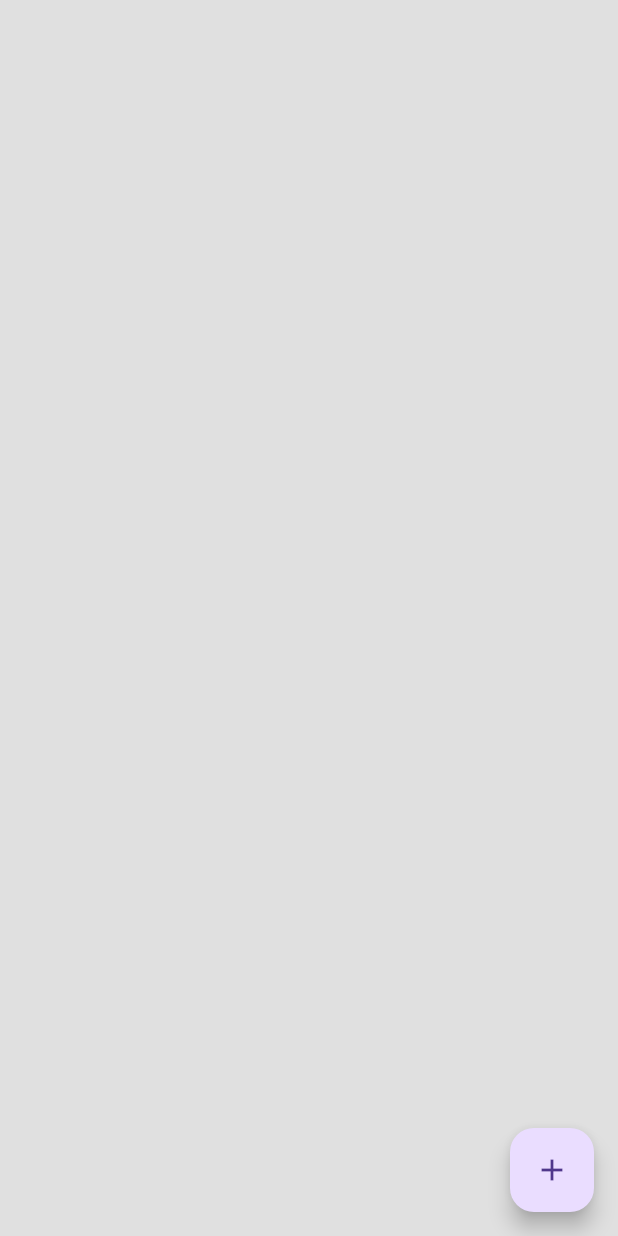
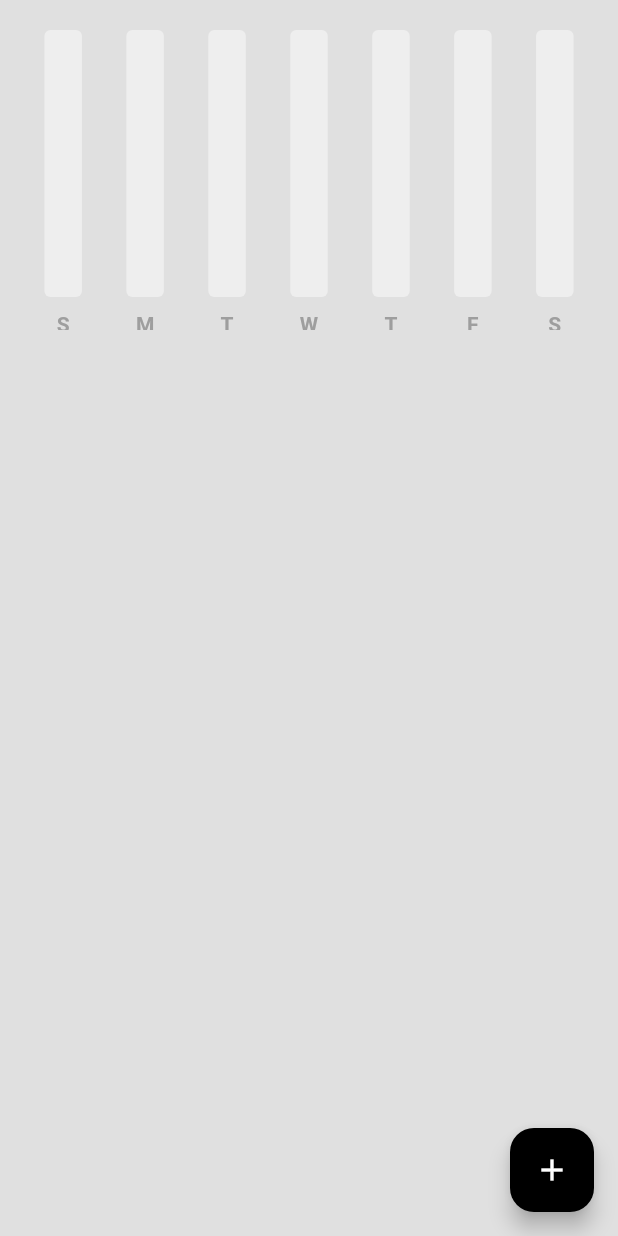
Before and after one commit to iabouti/lunar_ledger, a Flutter app: the screen it shows after launch, on a phone screen of 412 x 824 dp. Run offline on Flutter 3.47's test engine with Material 3 defaults, Android fonts, the light colour scheme and no system bars; drawn by our look-alikes of fl_chart.

Commit message:
bar graph

```diff
--- /dev/null
+++ b/lib/bar graph/bar_data.dart
@@ -0,0 +1,49 @@
+import 'package:lunar_ledger/bar%20graph/individual_bar.dart';
+
+class BarData {
+  final double sunAmount;
+  final double monAmount;
+  final double tueAmount;
+  final double wedAmount;
+  final double thurAmount;
+  final double friAmount;
+  final double satAmount;
+
+  BarData({
+    required this.sunAmount,
+    required this.monAmount,
+    required this.tueAmount,
+    required this.wedAmount,
+    required this.thurAmount,
+    required this.friAmount,
+    required this.satAmount,
+  });
+
+  List<IndividualBar> barData = [];
+
+  // initialize bar data
+  void initializeBarData() {
+    barData = [
+      // sun
+      IndividualBar(x: 0, y: sunAmount),
+
+      // mon
+      IndividualBar(x: 1, y: monAmount),
+
+      // tue
+      IndividualBar(x: 2, y: tueAmount),
+
+      // wed
+      IndividualBar(x: 3, y: wedAmount),
+
+      // thur
+      IndividualBar(x: 4, y: thurAmount),
+
+      // fri
+      IndividualBar(x: 5, y: friAmount),
+
+      // sat
+      IndividualBar(x: 6, y: satAmount),
+    ];
+  }
+}
--- /dev/null
+++ b/lib/bar graph/bar_graph.dart
@@ -0,0 +1,118 @@
+import 'package:flutter/material.dart';
+import 'package:fl_chart/fl_chart.dart';
+import 'package:lunar_ledger/bar%20graph/bar_data.dart';
+
+class MyBarGraph extends StatelessWidget {
+  final double? maxY;
+  final double sunAmount;
+  final double monAmount;
+  final double tueAmount;
+  final double wedAmount;
+  final double thurAmount;
+  final double friAmount;
+  final double satAmount;
+
+  const MyBarGraph({
+    super.key,
+    required this.maxY,
+    required this.sunAmount,
+    required this.monAmount,
+    required this.tueAmount,
+    required this.wedAmount,
+    required this.thurAmount,
+    required this.friAmount,
+    required this.satAmount,
+  });
+
+  @override
+  Widget build(BuildContext context) {
+    // initilize the bar data
+    BarData myBarData = BarData(
+      sunAmount: sunAmount,
+      monAmount: monAmount,
+      tueAmount: tueAmount,
+      wedAmount: wedAmount,
+      thurAmount: thurAmount,
+      friAmount: friAmount,
+      satAmount: satAmount,
+    );
+    myBarData.initializeBarData();
+
+    return BarChart(BarChartData(
+      maxY: 100,
+      minY: 0,
+      titlesData: FlTitlesData(
+        show: true,
+        topTitles: AxisTitles(sideTitles: SideTitles(showTitles: false)),
+        leftTitles: AxisTitles(sideTitles: SideTitles(showTitles: false)),
+        rightTitles: AxisTitles(sideTitles: SideTitles(showTitles: false)),
+        bottomTitles: AxisTitles(
+          sideTitles: SideTitles(
+            showTitles: true,
+            getTitlesWidget: getBottomTiles,
+          ),
+        ),
+      ),
+      gridData: FlGridData(show: false),
+      borderData: FlBorderData(show: false),
+      barGroups: myBarData.barData
+          .map(
+            (data) => BarChartGroupData(
+              x: data.x,
+              barRods: [
+                BarChartRodData(
+                    toY: data.y,
+                    color: Colors.grey[800],
+                    width: 25,
+                    borderRadius: BorderRadius.circular(4),
+                    backDrawRodData: BackgroundBarChartRodData(
+                      show: true,
+                      toY: maxY,
+                      color: Colors.grey[200],
+                    )),
+              ],
+            ),
+          )
+          .toList(),
+    ));
+  }
+}
+
+Widget getBottomTiles(double value, TitleMeta meta) {
+  const style = TextStyle(
+    color: Colors.grey,
+    fontWeight: FontWeight.bold,
+    fontSize: 14,
+  );
+  Widget text;
+  switch (value.toInt()) {
+    case 0:
+      text = const Text('S', style: style);
+      break;
+    case 1:
+      text = const Text('M', style: style);
+      break;
+    case 2:
+      text = const Text('T', style: style);
+      break;
+    case 3:
+      text = const Text('W', style: style);
+      break;
+    case 4:
+      text = const Text('T', style: style);
+      break;
+    case 5:
+      text = const Text('F', style: style);
+      break;
+    case 6:
+      text = const Text('S', style: style);
+      break;
+    default:
+      text = const Text('', style: style);
+      break;
+  }
+  return SideTitleWidget(
+    child: text,
+    axisSide: meta.axisSide,
+  );
+}
--- /dev/null
+++ b/lib/bar graph/individual_bar.dart
@@ -0,0 +1,6 @@
+class IndividualBar {
+  final int x; // position on x-axis
+  final double y; // amount in won
+
+  IndividualBar({required this.x, required this.y});
+}
--- a/lib/components/expense_summary.dart
+++ b/lib/components/expense_summary.dart
@@ -0,0 +1,48 @@
+import 'package:flutter/material.dart';
+import 'package:lunar_ledger/bar%20graph/bar_graph.dart';
+import 'package:lunar_ledger/data/expense_data.dart';
+import 'package:lunar_ledger/datetime/date_time_helper.dart';
+import 'package:provider/provider.dart';
+
+class ExpenseSummary extends StatelessWidget {
+  final DateTime startOfWeek;
+  const ExpenseSummary({
+    super.key,
+    required this.startOfWeek,
+  });
+
+  @override
+  Widget build(BuildContext context) {
+    // get yyyymmdd for each day of this week
+    String sunday =
+        convertDateTimeToString(startOfWeek.add(const Duration(days: 0)));
+    String monday =
+        convertDateTimeToString(startOfWeek.add(const Duration(days: 1)));
+    String tuesday =
+        convertDateTimeToString(startOfWeek.add(const Duration(days: 2)));
+    String wednesday =
+        convertDateTimeToString(startOfWeek.add(const Duration(days: 3)));
+    String thursday =
+        convertDateTimeToString(startOfWeek.add(const Duration(days: 4)));
+    String friday =
+        convertDateTimeToString(startOfWeek.add(const Duration(days: 5)));
+    String saturday =
+        convertDateTimeToString(startOfWeek.add(const Duration(days: 6)));
+
+    return Consumer<ExpenseData>(
+      builder: (context, value, child) => SizedBox(
+        height: 200,
+        child: MyBarGraph(
+          maxY: 100,
+          sunAmount: value.calculateDailyExpenseSummary()[sunday] ?? 0,
+          monAmount: value.calculateDailyExpenseSummary()[monday] ?? 0,
+          tueAmount: value.calculateDailyExpenseSummary()[tuesday] ?? 0,
+          wedAmount: value.calculateDailyExpenseSummary()[wednesday] ?? 0,
+          thurAmount: value.calculateDailyExpenseSummary()[thursday] ?? 0,
+          friAmount: value.calculateDailyExpenseSummary()[friday] ?? 0,
+          satAmount: value.calculateDailyExpenseSummary()[saturday] ?? 0,
+        ),
+      ),
+    );
+  }
+}
--- a/lib/pages/home_page.dart
+++ b/lib/pages/home_page.dart
@@ -1,4 +1,5 @@
 import 'package:flutter/material.dart';
+import 'package:lunar_ledger/components/expense_summary.dart';
 import 'package:lunar_ledger/components/expense_tile.dart';
 import 'package:lunar_ledger/data/expense_data.dart';
 import 'package:lunar_ledger/models/expense_item.dart';
@@ -15,6 +16,8 @@ class _HomePageState extends State<HomePage> {
   // text controllers
   final newExpenseNameController = TextEditingController();
   final newExpenseAmountController = TextEditingController();
+  final newExpenseDollarController = TextEditingController();
+  final newExpenseCentsController = TextEditingController();
 
   // add new expense
   void addNewExpense() {
@@ -30,9 +33,17 @@ class _HomePageState extends State<HomePage> {
                 controller: newExpenseNameController,
               ),
 
-              // expense amount
-              TextField(
-                controller: newExpenseAmountController,
+              Row(
+                children: [
+                  // dollars
+                  TextField(
+                    controller: newExpenseDollarController,
+                  ),
+                  // cents
+                  TextField(
+                    controller: newExpenseCentsController,
+                  ),
+                ],
               ),
             ],
           ),
@@ -85,10 +96,17 @@ class _HomePageState extends State<HomePage> {
         backgroundColor: Colors.grey[300],
         floatingActionButton: FloatingActionButton(
           onPressed: addNewExpense,
-          child: Icon(Icons.add),
+          backgroundColor: Colors.black,
+          foregroundColor: Colors.white,
+          child: const Icon(Icons.add),
         ),
         body: ListView(children: [
+          const SizedBox(height: 20),
+
           // weekly summary
+          ExpenseSummary(startOfWeek: value.startOfWeekDate()),
+
+          const SizedBox(height: 20),
 
           // expense list
           ListView.builder(
--- a/pubspec.yaml
+++ b/pubspec.yaml
@@ -36,6 +36,7 @@ dependencies:
   # Use with the CupertinoIcons class for iOS style icons.
   cupertino_icons: ^1.0.6
   provider:
+  fl_chart: ^0.60.0
   table_calendar: ^3.0.0
   isar: ^3.1.0+1
   isar_flutter_libs: ^3.1.0+1
```
Also changed, not shown: pubspec.lock.
